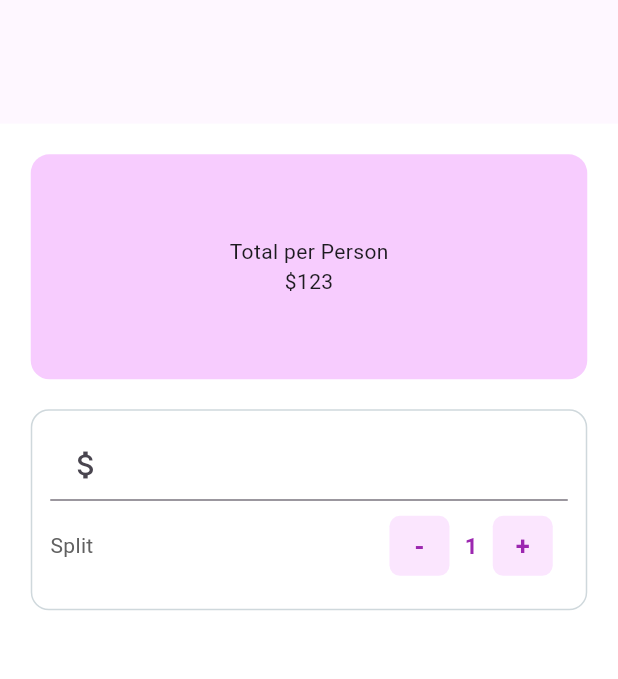
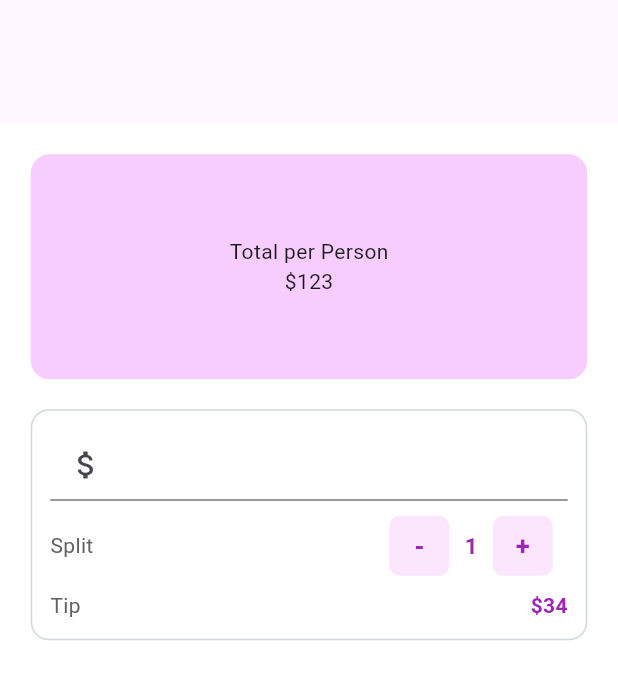
Before and after one commit to erickmwarama2/flutter_tip_calculator, a Flutter app: the screen it shows after launch, on a phone screen of 412 x 824 dp. Shown: the top 679 px of the screen. Run offline on Flutter 3.47's test engine with Material 3 defaults, Android fonts, the phone set to English and light mode, and no system bars.

Commit message:
create tip amout row

```diff
--- a/lib/main.dart
+++ b/lib/main.dart
@@ -105,11 +105,13 @@ class _BillSpitterState extends State<BillSpitter> {
                             ),
                           ),
                         ),
-                        Text("$_personCounter", style: const TextStyle(
-                          color: Colors.purple,
-                          fontWeight: FontWeight.bold,
-                          fontSize: 15
-                        ),),
+                        Text(
+                          "$_personCounter",
+                          style: const TextStyle(
+                              color: Colors.purple,
+                              fontWeight: FontWeight.bold,
+                              fontSize: 15),
+                        ),
                         InkWell(
                           onTap: () {
                             setState(() {
@@ -136,6 +138,20 @@ class _BillSpitterState extends State<BillSpitter> {
                           ),
                         )
                       ],
+                    ),
+                  ],
+                ),
+                Row(
+                  mainAxisAlignment: MainAxisAlignment.spaceBetween,
+                  children: [
+                    Text(
+                      "Tip",
+                      style: TextStyle(color: Colors.grey.shade700),
+                    ),
+                    const Text(
+                      "\$34",
+                      style: TextStyle(
+                          color: Colors.purple, fontWeight: FontWeight.bold),
                     )
                   ],
                 )
```
